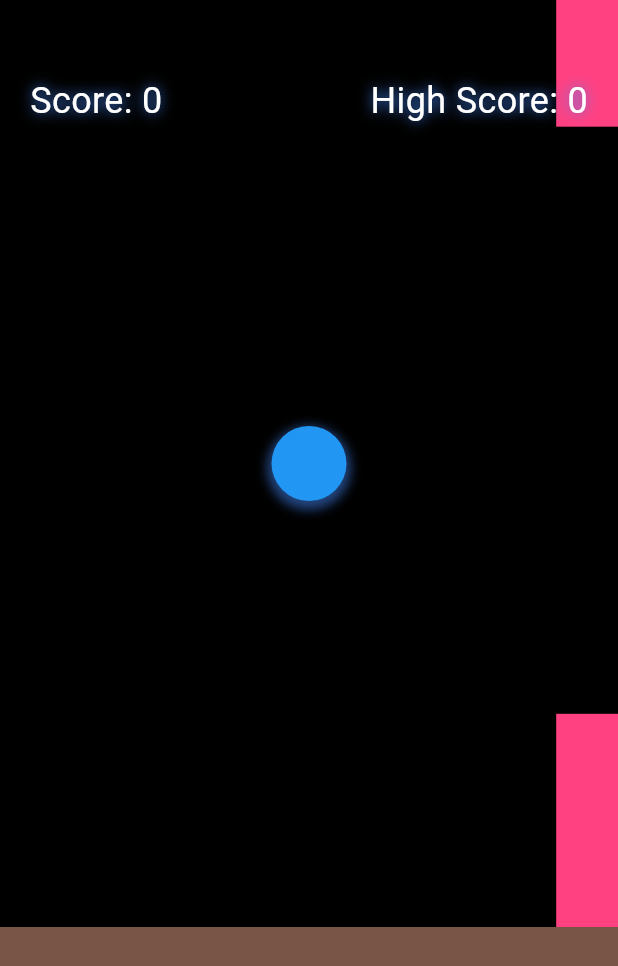
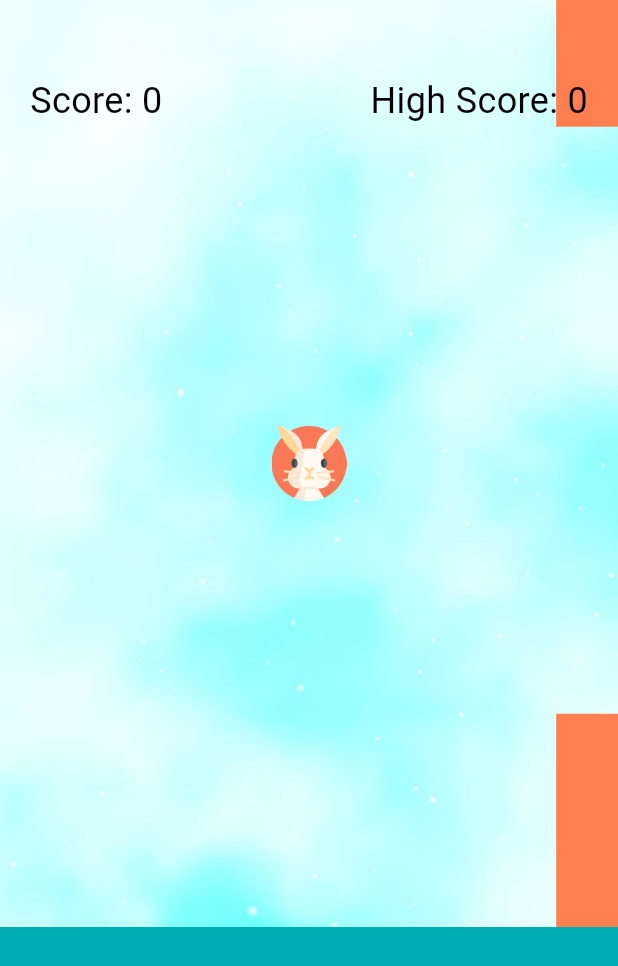
Before and after one commit to hamdaniel/CShack, a Flutter app: the GameScreen screen opened directly, on a phone screen of 412 x 824 dp. Shown: the top 966 px of the screen. Run offline on Flutter 3.47's test engine with Material 3 defaults, Android fonts, the phone set to English and light mode, and no system bars; our stand-ins replace permission_handler, shared_preferences; missing offline and left inert: flutter_sound; accounts and stored records are empty.

Commit message:
finished flappy bird

```diff
--- a/cshack_app/lib/screens/breathing_screen.dart
+++ b/cshack_app/lib/screens/breathing_screen.dart
@@ -1,6 +1,6 @@
 import 'package:flutter/material.dart';
 import 'package:cshack_app/route_util.dart';
-import 'screen2.dart';
+import 'game_screen.dart';
 import 'dart:async';
 
 class BreathingScreen extends StatefulWidget {
@@ -276,7 +276,7 @@ class _BreathingScreenState extends State<BreathingScreen> {
                   child: ElevatedButton.icon(
                     onPressed: () {
                       Navigator.of(context).pushAndRemoveUntil(
-                        createSlideRoute(const Screen2()),
+                        createSlideRoute(const GameScreen()),
                         (route) => false,
                       );
                     },
--- a/cshack_app/lib/screens/game_screen.dart
+++ b/cshack_app/lib/screens/game_screen.dart
@@ -1,9 +1,14 @@
+import 'package:cshack_app/screens/home_screen.dart';
 import 'package:flutter/material.dart';
 import 'package:shared_preferences/shared_preferences.dart';
+import 'package:cshack_app/route_util.dart';
 import 'dart:async';
 import 'dart:math';
 
 class GameScreen extends StatefulWidget {
+
+  const GameScreen({Key? key}) : super(key: key);
+
   @override
   _GameScreenState createState() => _GameScreenState();
 }
@@ -106,17 +111,40 @@ class _GameScreenState extends State<GameScreen> {
           content: Text("Your score: $score\nHigh score: $highScore"),
           actions: <Widget>[
             TextButton(
-              child: Text("Restart"),
               onPressed: () {
-                Navigator.of(context).pop();
-                resetGame();
-              },
+                      Navigator.of(context).pushAndRemoveUntil(
+                        createSlideRoute(const HomeScreen()),
+                        (route) => false,
+                      );
+                    },
+               child: ElevatedButton.icon(
+                    onPressed: () {
+                      Navigator.of(context).pushAndRemoveUntil(
+                        createSlideRoute(const HomeScreen()),
+                        (route) => false,
+                      );
+                    },
+                    icon: Icon(Icons.arrow_forward, color: Color.fromARGB(255, 225, 225, 225),),
+                    label: Text(
+                      'Next',
+                      style: TextStyle(fontSize: 20.0, color: Color.fromARGB(225, 255, 225, 225)),
+                    ),
+                    style: ElevatedButton.styleFrom(
+                        fixedSize: Size(140, 60), // Consistent size
+                        shape: RoundedRectangleBorder(
+                        borderRadius: BorderRadius.circular(30.0),
+                        ),
+                        backgroundColor: Color.fromARGB(255, 225, 123, 80), // Background color
+                    ),
+                  ),
             ),
           ],
         );
       },
     );
   }
+
+
 
   void resetGame() {
     setState(() {
@@ -131,6 +159,7 @@ class _GameScreenState extends State<GameScreen> {
       score = 0;
     });
   }
+
 
   @override
   Widget build(BuildContext context) {
@@ -150,27 +179,31 @@ class _GameScreenState extends State<GameScreen> {
               child: Stack(
                 children: [
                   Container(
-                    color: Colors.black,
                     child: Stack(
                       children: [
+                        Container(
+                            decoration: BoxDecoration(
+                              image: DecorationImage(
+                                image: AssetImage('assets/background.jpg'), // Replace with your image asset
+                                fit: BoxFit.cover, // Cover the entire screen
+                              ),
+                            ),
+                          ),
                         // Bird
                         Center(
                           child: Container(
                             alignment: Alignment(0, birdY),
                             child: Container(
+                              child: Image.asset(
+                                'assets/avatar1.png', // Replace with your image path
+                                height: 35.0,
+                                width: 35.0,
+                                ),
                               width: 50,
                               height: 50,
                               decoration: BoxDecoration(
                                 shape: BoxShape.circle,
-                                color: Colors.blue,
-                                boxShadow: [
-                                  BoxShadow(
-                                    color: Colors.blueAccent.withOpacity(0.5),
-                                    spreadRadius: 3,
-                                    blurRadius: 5,
-                                    offset: Offset(0, 3),
-                                  ),
-                                ],
+
                               ),
                             ),
                           ),
@@ -181,7 +214,7 @@ class _GameScreenState extends State<GameScreen> {
                           child: Container(
                             width: MediaQuery.of(context).size.width * obstacleWidth / 2,
                             height: MediaQuery.of(context).size.height * obstacleHeight[0] / 3,
-                            color: Colors.pinkAccent,
+                            color: Color.fromARGB(255, 255, 127, 80),
                           ),
                         ),
                         Container(
@@ -189,7 +222,7 @@ class _GameScreenState extends State<GameScreen> {
                           child: Container(
                             width: MediaQuery.of(context).size.width * obstacleWidth / 2,
                             height: MediaQuery.of(context).size.height * obstacleHeight[1] / 3,
-                            color: Colors.pinkAccent,
+                            color: Color.fromARGB(255, 255, 127, 80),
                           ),
                         ),
                         // Score
@@ -199,15 +232,8 @@ class _GameScreenState extends State<GameScreen> {
                           child: Text(
                             'Score: $score',
                             style: TextStyle(
-                              color: Colors.white,
+                              color: Colors.black,
                               fontSize: 24,
-                              shadows: [
-                                Shadow(
-                                  blurRadius: 10.0,
-                                  color: Colors.blueAccent,
-                                  offset: Offset(0, 0),
-                                ),
-                              ],
                             ),
                           ),
                         ),
@@ -218,15 +244,8 @@ class _GameScreenState extends State<GameScreen> {
                           child: Text(
                             'High Score: $highScore',
                             style: TextStyle(
-                              color: Colors.white,
+                              color: Colors.black,
                               fontSize: 24,
-                              shadows: [
-                                Shadow(
-                                  blurRadius: 10.0,
-                                  color: Colors.blueAccent,
-                                  offset: Offset(0, 0),
-                                ),
-                              ],
                             ),
                           ),
                         ),
@@ -239,7 +258,7 @@ class _GameScreenState extends State<GameScreen> {
             Expanded(
               flex: 1,
               child: Container(
-                color: Colors.brown,
+                color: Color.fromARGB(255, 0, 173, 180),
               ),
             ),
           ],
--- a/cshack_app/lib/screens/home_screen.dart
+++ b/cshack_app/lib/screens/home_screen.dart
@@ -1,4 +1,5 @@
 import 'package:cshack_app/screens/avatar_selection_screen.dart';
+import 'package:cshack_app/screens/game_screen.dart';
 import 'package:cshack_app/screens/statistics_screen.dart';
 import 'package:flutter/material.dart';
 import 'breathing_screen.dart';
```
